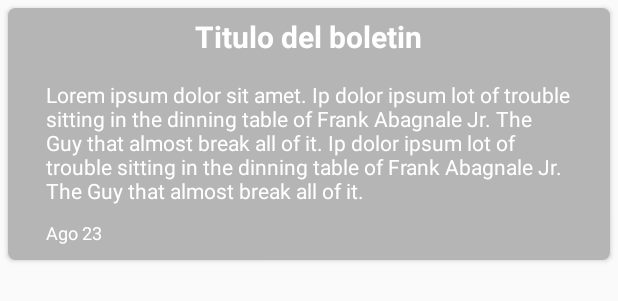
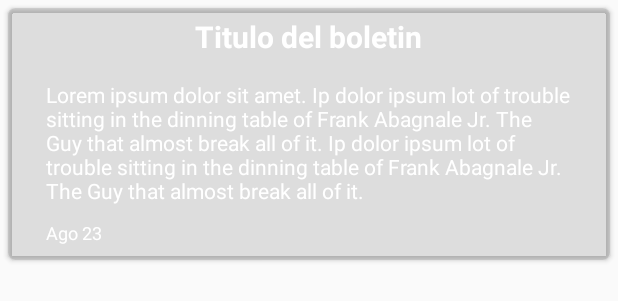
Before and after one commit to erikmejias/Onamet, an Android app: the layout bulletin_item.xml on its own in the app's theme, with its tools: preview values and no code run, on a phone screen of 412 x 824 dp. Shown: the top 301 px of the screen. Run offline under Robolectric (Android 15) with nearby library versions, the phone set to English and light mode, and no system bars.

Commit message:
Bulletin item color tweaks

```diff
--- a/app/src/main/res/layout/bulletin_item.xml
+++ b/app/src/main/res/layout/bulletin_item.xml
@@ -2,7 +2,7 @@
 <android.support.v7.widget.CardView android:id="@+id/bulletins_card"
     android:layout_margin="5dp"
     android:layout_marginTop="2dp"
-    app:cardBackgroundColor="@color/tw__transparent"
+    app:cardBackgroundColor="@color/transparent"
     android:focusable="true"
     android:layout_width="match_parent"
     android:layout_height="wrap_content"
--- a/app/src/main/res/values/colors.xml
+++ b/app/src/main/res/values/colors.xml
@@ -5,7 +5,7 @@
     <color name="colorPrimaryDark">#283593</color>
     <color name="colorAccent">#283593</color>
     <color name="black_alpha_40">#66000000</color>
-    <color name="black_alpha">#28000000</color>
+    <color name="black_alpha">#1e000000</color>
 
     <!-- Colors used for sign in process -->
     <color name="material_green_50">#E8F5E9</color>
@@ -19,5 +19,6 @@
     <color name="black">#2a2a2b</color>
     <color name="gray">#475566</color>
     <color name="grayish">#1976d2</color>
+    <color name="transparent">#00000000</color>
 
 </resources>
--- a/app/src/main/res/xml/preferences.xml
+++ b/app/src/main/res/xml/preferences.xml
@@ -1,5 +1,6 @@
 <?xml version="1.0" encoding="utf-8"?>
-<PreferenceScreen xmlns:android="http://schemas.android.com/apk/res/android">
+<PreferenceScreen
+    xmlns:android="http://schemas.android.com/apk/res/android">
 
     <PreferenceCategory android:title="@string/pref_account_title">
 
```
